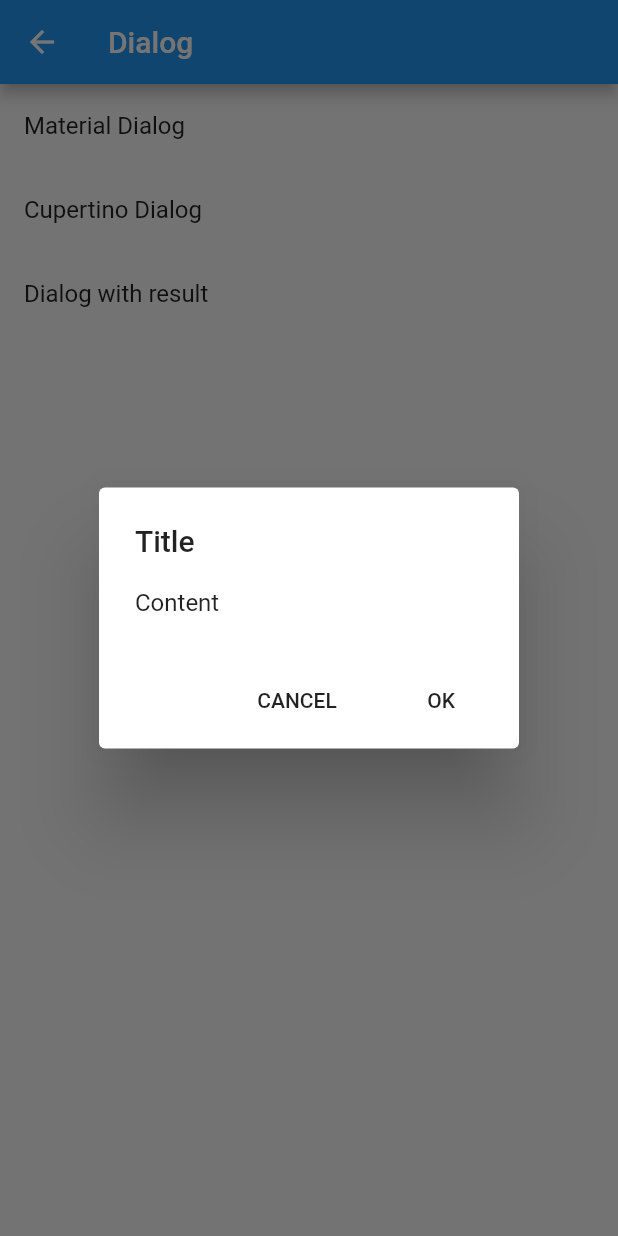
After one commit to tommy10344/flutter_playground, a Flutter app: the DialogScreen screen opened directly, after a tap on "Material Dialog", on a phone screen of 412 x 824 dp. The commit adds this screen. Run offline on Flutter 3.47's test engine with Material 2 defaults, Android fonts, the phone set to English and light mode, and no system bars.

Commit message:
Add dialog screen

```diff
--- /dev/null
+++ b/lib/dialog.dart
@@ -0,0 +1,110 @@
+import 'package:flutter/material.dart';
+import 'package:flutter/cupertino.dart';
+
+enum DialogActionType {
+  cancel,
+  ok,
+}
+
+class DialogScreen extends StatelessWidget {
+  @override
+  Widget build(BuildContext context) {
+    return Scaffold(
+        appBar: AppBar(
+          title: Text('Dialog'),
+        ),
+        body: ListView(
+            children: <Widget>[
+              ListTile(
+                  title: Text('Material Dialog'),
+                  onTap: () { showMyMaterialDialog(context); }
+              ),
+              ListTile(
+                  title: Text('Cupertino Dialog'),
+                  onTap: () { showMyCupertinoDialog(context); }
+              ),
+              ListTile(
+                  title: Text('Dialog with result'),
+                  onTap: () { showDialogWithResult(context); }
+              ),
+            ]
+        )
+    );
+  }
+
+  void showMyMaterialDialog(BuildContext context) {
+    showDialog(
+        context: context,
+        builder: (BuildContext context) => AlertDialog(
+          title: const Text("Title"),
+          content: const Text("Content"),
+          actions: <Widget>[
+            FlatButton(
+                child: const Text('CANCEL'),
+                onPressed: () { Navigator.pop(context); }
+            ),
+            FlatButton(
+                child: const Text('OK'),
+                onPressed: () { Navigator.pop(context); }
+            )
+          ],
+        )
+    );
+  }
+
+  void showMyCupertinoDialog(BuildContext context) {
+    showCupertinoDialog(
+        context: context,
+        builder: (BuildContext context) => CupertinoAlertDialog(
+          title: const Text("Title"),
+          content: const Text("Content"),
+          actions: <Widget>[
+            CupertinoDialogAction(
+              child: const Text('Normal'),
+              onPressed: () { Navigator.pop(context); },
+            ),
+            CupertinoDialogAction(
+              child: const Text('Default'),
+              onPressed: () { Navigator.pop(context); },
+              isDefaultAction: true,
+            ),
+            CupertinoDialogAction(
+              child: const Text('Destructive'),
+              onPressed: () { Navigator.pop(context); },
+              isDestructiveAction: true,
+            ),
+          ],
+        )
+    );
+  }
+
+  void showDialogWithResult(BuildContext context) {
+    showDialog(
+        context: context,
+        builder: (BuildContext context) => AlertDialog(
+          title: const Text("Title"),
+          content: const Text("Content"),
+          actions: <Widget>[
+            new FlatButton(
+                child: const Text('CANCEL'),
+                onPressed: () { Navigator.pop(context, DialogActionType.cancel); }
+            ),
+            new FlatButton(
+                child: const Text('OK'),
+                onPressed: () { Navigator.pop(context, DialogActionType.ok); }
+            )
+          ],
+        )
+    ).then((value) {
+      switch (value) {
+        case DialogActionType.cancel:
+          print("cancel");
+          break;
+
+        case DialogActionType.ok:
+          print("ok");
+          break;
+      }
+    });
+  }
+}
```
Also changed, not shown: lib/main.dart (+13 -3 lines).
